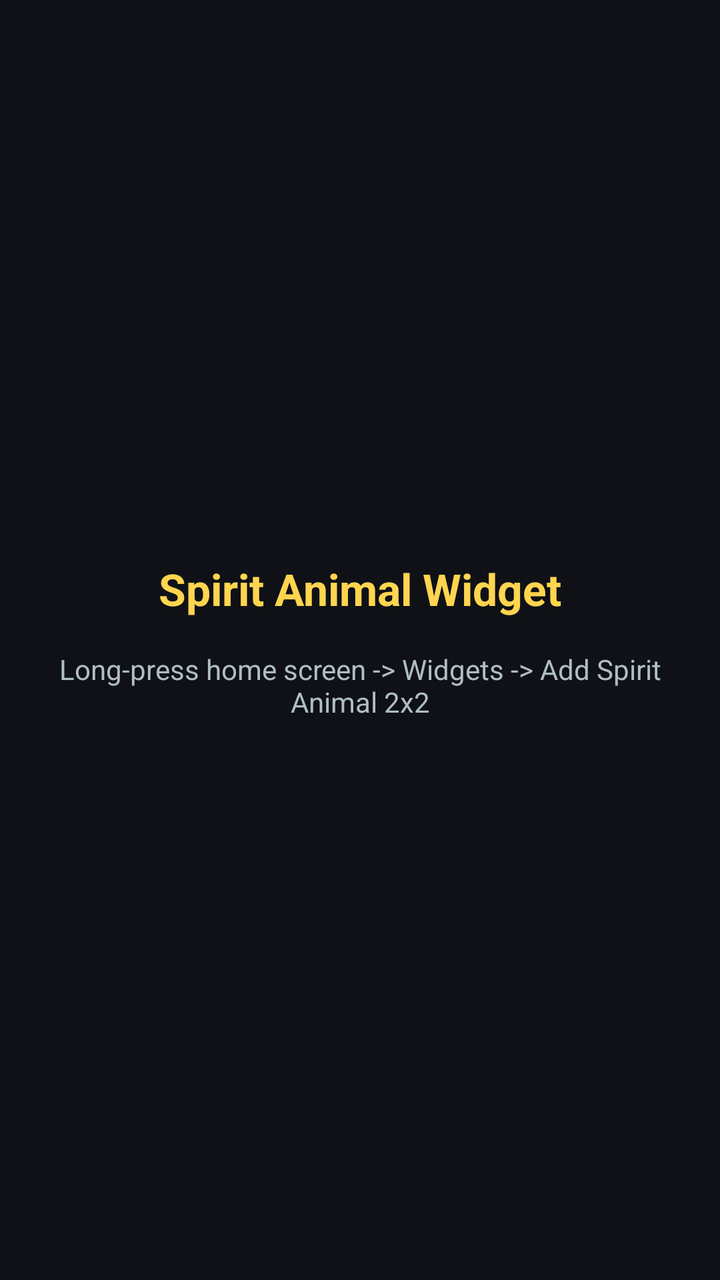
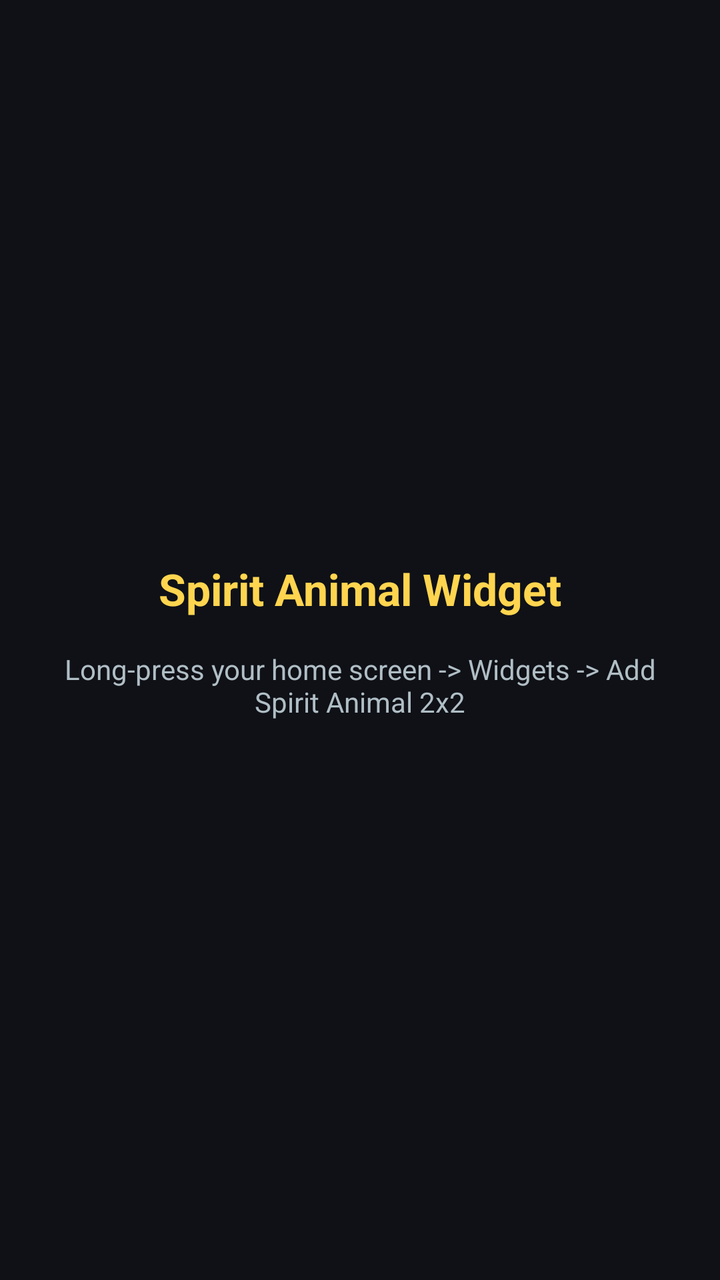

Before-and-after screenshots of an Android layout around one commit, followed by the original layout XML and the change that was made.
<!-- AndroidManifest.xml: application theme Theme.SpiritAnimal -->
<!-- res/layout/activity_main.xml -->
<?xml version="1.0" encoding="utf-8"?>
<LinearLayout xmlns:android="http://schemas.android.com/apk/res/android" android:layout_width="match_parent" android:layout_height="match_parent" android:orientation="vertical" android:gravity="center" android:background="#0F1117" android:padding="24dp">
  <TextView android:layout_width="wrap_content" android:layout_height="wrap_content" android:text="Spirit Animal Widget" android:textColor="#FFD54F" android:textSize="22sp" android:textStyle="bold"/>
  <TextView android:layout_width="wrap_content" android:layout_height="wrap_content" android:layout_marginTop="16dp" android:gravity="center" android:text="Long-press home screen -> Widgets -> Add Spirit Animal 2x2" android:textColor="#B0BEC5" android:textSize="14sp"/>
</LinearLayout>
<!-- resources referenced by this layout -->
<resources>
  <style name="Theme.SpiritAnimal" parent="Theme.MaterialComponents.DayNight.NoActionBar"><item name="android:windowBackground">#0F1117</item></style>
</resources>

<!-- the commit's change to res/layout/activity_main.xml (unified diff, before → after) -->
@@ -1,5 +1,24 @@
 <?xml version="1.0" encoding="utf-8"?>
-<LinearLayout xmlns:android="http://schemas.android.com/apk/res/android" android:layout_width="match_parent" android:layout_height="match_parent" android:orientation="vertical" android:gravity="center" android:background="#0F1117" android:padding="24dp">
-  <TextView android:layout_width="wrap_content" android:layout_height="wrap_content" android:text="Spirit Animal Widget" android:textColor="#FFD54F" android:textSize="22sp" android:textStyle="bold"/>
-  <TextView android:layout_width="wrap_content" android:layout_height="wrap_content" android:layout_marginTop="16dp" android:gravity="center" android:text="Long-press home screen -> Widgets -> Add Spirit Animal 2x2" android:textColor="#B0BEC5" android:textSize="14sp"/>
+<LinearLayout xmlns:android="http://schemas.android.com/apk/res/android"
+    android:layout_width="match_parent"
+    android:layout_height="match_parent"
+    android:orientation="vertical"
+    android:gravity="center"
+    android:background="#0F1117"
+    android:padding="24dp">
+    <TextView
+        android:layout_width="wrap_content"
+        android:layout_height="wrap_content"
+        android:text="Spirit Animal Widget"
+        android:textColor="#FFD54F"
+        android:textSize="22sp"
+        android:textStyle="bold" />
+    <TextView
+        android:layout_width="wrap_content"
+        android:layout_height="wrap_content"
+        android:layout_marginTop="16dp"
+        android:gravity="center"
+        android:text="Long-press your home screen -> Widgets -> Add Spirit Animal 2x2"
+        android:textColor="#B0BEC5"
+        android:textSize="14sp" />
 </LinearLayout>
<!-- resource entries referenced after the edit -->
@@ -1,5 +1,7 @@
 <!-- resources referenced by this layout -->
 <resources>
-  <style name="Theme.SpiritAnimal" parent="Theme.MaterialComponents.DayNight.NoActionBar"><item name="android:windowBackground">#0F1117</item></style>
+  <style name="Theme.SpiritAnimal" parent="Theme.MaterialComponents.DayNight.NoActionBar">
+          <item name="android:windowBackground">#0F1117</item>
+      </style>
 </resources>
 
